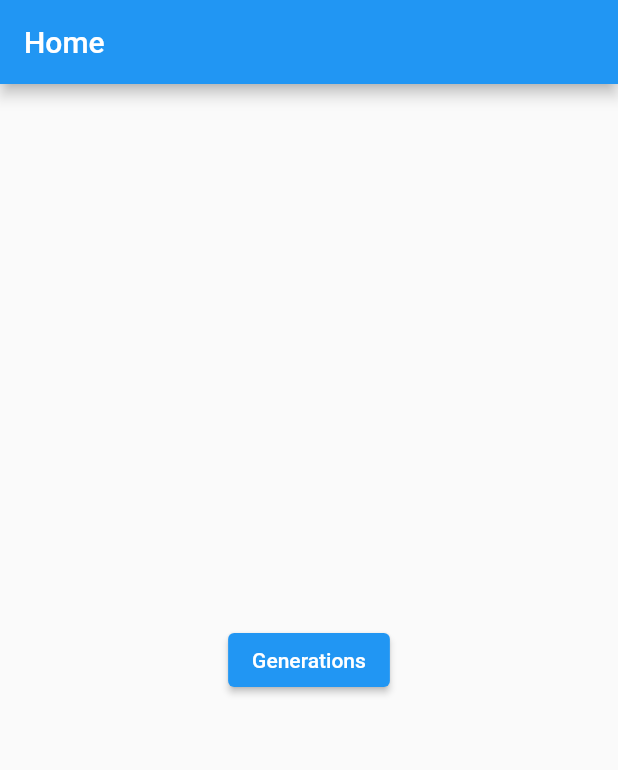
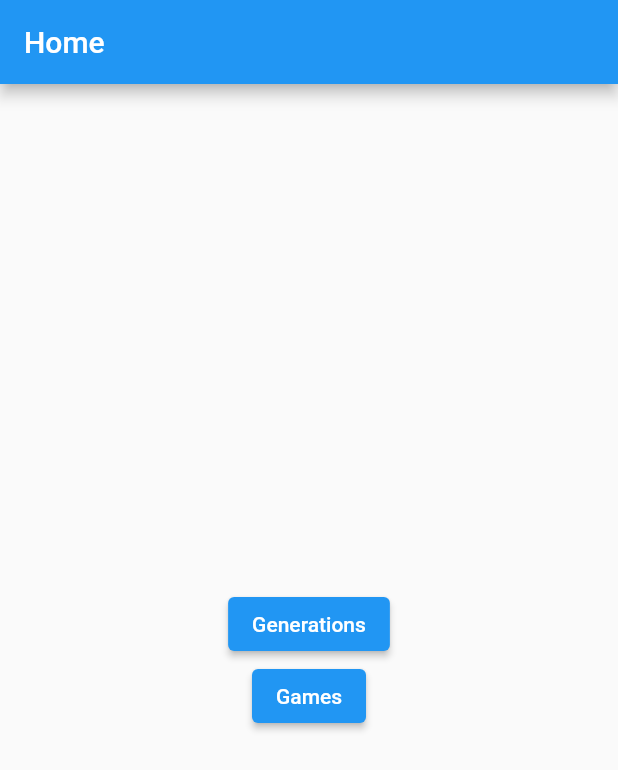
Before and after one commit to chocoelho/pokedex, a Flutter app: the screen it shows after launch, on a phone screen of 412 x 824 dp. Shown: the top 770 px of the screen. Run offline on Flutter 3.47's test engine with Material 2 defaults, Android fonts, the phone set to English and light mode, and no system bars.

Commit message:
Update home.dart to add multiple routes

```diff
--- a/lib/routes/home.dart
+++ b/lib/routes/home.dart
@@ -1,4 +1,5 @@
 import 'package:flutter/material.dart';
+import 'package:pokedex/routes/games.dart';
 import 'package:pokedex/routes/generations.dart';
 import 'package:pokedex/constants.dart' as constants;
 
@@ -10,14 +11,34 @@ class PokedexHome extends StatelessWidget {
     return Scaffold(
       appBar: AppBar(title: const Text(constants.homeRouteName)),
       body: Center(
+        child: ListView(
+          shrinkWrap: true,
+          children: [
+            Center(
               child: ElevatedButton(
-          child: const Text('Generations'),
+                child: const Text(constants.generationsRouteName),
                 onPressed: () {
                   Navigator.push(
                     context,
-              MaterialPageRoute(builder: (context) => const PokedexGenerations()),
+                    MaterialPageRoute(
+                        builder: (context) => const PokedexGenerations()),
                   );
                 },
+              ),
+            ),
+            Center(
+              child: ElevatedButton(
+                child: const Text(constants.gamesRouteName),
+                onPressed: () {
+                  Navigator.push(
+                    context,
+                    MaterialPageRoute(
+                        builder: (context) => const PokedexGames()),
+                  );
+                },
+              ),
+            ),
+          ],
         ),
       ),
     );
```
Lines whose indentation alone changed are shown as unchanged.
